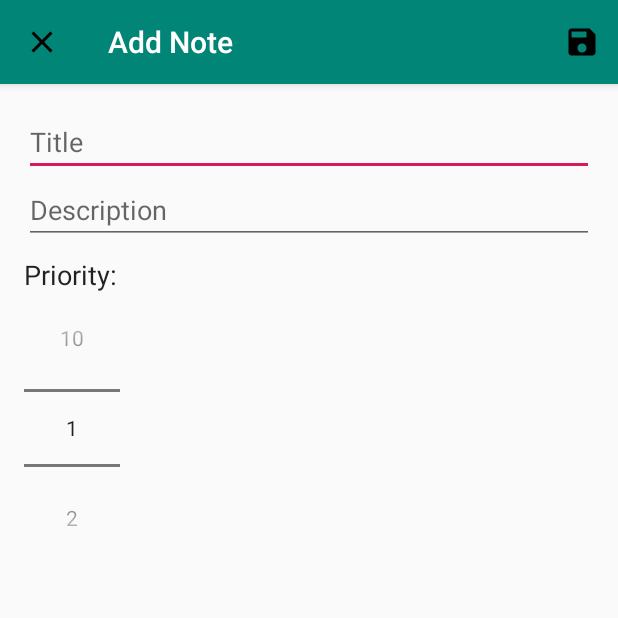
After one commit to Sarthak2601/The_Notes_App, an Android app: the AddNoteActivity screen opened directly, with no data from a screen before it, on a phone screen of 412 x 824 dp, the top half of it. The commit adds this screen. Run offline under Robolectric (Android 15) with nearby library versions, the phone set to English and light mode, and no system bars.

Commit message:
Add Notes.

```diff
--- a/app/build.gradle
+++ b/app/build.gradle
@@ -13,9 +13,9 @@ android {
         javaCompileOptions {
             annotationProcessorOptions {
                 arguments = [
-                        "room.schemaLocation":"$projectDir/schemas".toString(),
-                        "room.incremental":"true",
-                        "room.expandProjection":"true"]
+                        "room.schemaLocation"  : "$projectDir/schemas".toString(),
+                        "room.incremental"     : "true",
+                        "room.expandProjection": "true"]
             }
         }
 
--- a/app/src/main/AndroidManifest.xml
+++ b/app/src/main/AndroidManifest.xml
@@ -9,7 +9,10 @@
         android:roundIcon="@mipmap/ic_launcher_round"
         android:supportsRtl="true"
         android:theme="@style/AppTheme">
-        <activity android:name=".MainActivity">
+        <activity android:name=".AddNoteActivity"
+            android:parentActivityName=".MainActivity"></activity>
+        <activity android:name=".MainActivity"
+            android:launchMode="singleTop">
             <intent-filter>
                 <action android:name="android.intent.action.MAIN" />
 
--- /dev/null
+++ b/app/src/main/java/com/njack/architecturedemo/AddNoteActivity.java
@@ -0,0 +1,80 @@
+package com.njack.architecturedemo;
+
+import androidx.annotation.NonNull;
+import androidx.appcompat.app.AppCompatActivity;
+
+import android.content.Intent;
+import android.os.Bundle;
+import android.view.Menu;
+import android.view.MenuInflater;
+import android.view.MenuItem;
+import android.widget.EditText;
+import android.widget.NumberPicker;
+import android.widget.Toast;
+
+public class AddNoteActivity extends AppCompatActivity {
+
+    public static final String EXTRA_TITLE = "com.njack.architecturedemo.EXTRA_TITLE";
+    public static final String EXTRA_DESCRIPTION = "com.njack.architecturedemo.EXTRA_DESCRIPTION";
+    public static final String EXTRA_PRIORITY = "com.njack.architecturedemo.EXTRA_PRIORITY";
+
+    private EditText editTextTitle;
+    private EditText editTextDescription;
+    private NumberPicker numberPickerPriority;
+
+    @Override
+    protected void onCreate(Bundle savedInstanceState) {
+        super.onCreate(savedInstanceState);
+        setContentView(R.layout.activity_add_note);
+
+        editTextTitle = findViewById(R.id.edit_text_title);
+        editTextDescription = findViewById(R.id.edit_text_description);
+        numberPickerPriority = findViewById(R.id.number_picker_priority);
+
+        numberPickerPriority.setMinValue(1);
+        numberPickerPriority.setMaxValue(10);
+
+        getSupportActionBar().setHomeAsUpIndicator(R.drawable.ic_close);
+        setTitle("Add Note");
+    }
+
+    public void saveNote(){
+        String title = editTextTitle.getText().toString();
+        String description = editTextDescription.getText().toString();
+        int priority = numberPickerPriority.getValue();
+
+        if(title.trim().isEmpty() || description.trim().isEmpty()){
+            Toast.makeText(this, "Please enter a title and a description", Toast.LENGTH_SHORT).show();
+            return;
+        }
+        Intent data = new Intent();
+        data.putExtra(EXTRA_TITLE,title);
+        data.putExtra(EXTRA_DESCRIPTION,description);
+        data.putExtra(EXTRA_PRIORITY,priority);
+
+        setResult(RESULT_OK,data);
+        finish();
+
+    }
+
+    @Override
+    public boolean onCreateOptionsMenu(Menu menu) {
+
+        MenuInflater menuInflater = getMenuInflater();
+        menuInflater.inflate(R.menu.add_note_menu, menu);
+        return true;
+    }
+
+    @Override
+    public boolean onOptionsItemSelected(@NonNull MenuItem item) {
+
+        switch (item.getItemId()) {
+            case R.id.save_note:
+                saveNote();
+                return true;
+            default:
+                return super.onOptionsItemSelected(item);
+
+        }
+    }
+}
--- /dev/null
+++ b/app/src/main/res/drawable/ic_close.xml
@@ -0,0 +1,9 @@
+<vector xmlns:android="http://schemas.android.com/apk/res/android"
+        android:width="24dp"
+        android:height="24dp"
+        android:viewportWidth="24.0"
+        android:viewportHeight="24.0">
+    <path
+        android:fillColor="#FF000000"
+        android:pathData="M19,6.41L17.59,5 12,10.59 6.41,5 5,6.41 10.59,12 5,17.59 6.41,19 12,13.41 17.59,19 19,17.59 13.41,12z"/>
+</vector>
--- /dev/null
+++ b/app/src/main/res/drawable/ic_save.xml
@@ -0,0 +1,9 @@
+<vector xmlns:android="http://schemas.android.com/apk/res/android"
+        android:width="24dp"
+        android:height="24dp"
+        android:viewportWidth="24.0"
+        android:viewportHeight="24.0">
+    <path
+        android:fillColor="#FF000000"
+        android:pathData="M17,3L5,3c-1.11,0 -2,0.9 -2,2v14c0,1.1 0.89,2 2,2h14c1.1,0 2,-0.9 2,-2L21,7l-4,-4zM12,19c-1.66,0 -3,-1.34 -3,-3s1.34,-3 3,-3 3,1.34 3,3 -1.34,3 -3,3zM15,9L5,9L5,5h10v4z"/>
+</vector>
--- /dev/null
+++ b/app/src/main/res/layout/activity_add_note.xml
@@ -0,0 +1,37 @@
+<?xml version="1.0" encoding="utf-8"?>
+<LinearLayout xmlns:android="http://schemas.android.com/apk/res/android"
+    xmlns:app="http://schemas.android.com/apk/res-auto"
+    xmlns:tools="http://schemas.android.com/tools"
+    android:layout_width="match_parent"
+    android:layout_height="match_parent"
+    android:orientation="vertical"
+    android:padding="16dp"
+    tools:context=".AddNoteActivity">
+
+    <EditText
+        android:id="@+id/edit_text_title"
+        android:layout_width="match_parent"
+        android:layout_height="wrap_content"
+        android:hint="Title"
+        android:inputType="text" />
+
+    <EditText
+        android:id="@+id/edit_text_description"
+        android:layout_width="match_parent"
+        android:layout_height="wrap_content"
+        android:hint="Description"
+        android:inputType="textMultiLine" />
+
+    <TextView
+        android:layout_width="wrap_content"
+        android:layout_height="wrap_content"
+        android:layout_marginTop="8dp"
+        android:text="Priority:"
+        android:textAppearance="@android:style/TextAppearance.Medium" />
+
+    <NumberPicker
+        android:id="@+id/number_picker_priority"
+        android:layout_width="wrap_content"
+        android:layout_height="wrap_content" />
+
+</LinearLayout>
--- /dev/null
+++ b/app/src/main/res/menu/add_note_menu.xml
@@ -0,0 +1,8 @@
+<?xml version="1.0" encoding="utf-8"?>
+<menu xmlns:android="http://schemas.android.com/apk/res/android"
+    xmlns:app="http://schemas.android.com/apk/res-auto">
+    <item android:id="@+id/save_note"
+        android:icon="@drawable/ic_save"
+        android:title="Save"
+        app:showAsAction="ifRoom"/>
+</menu>
```
Also changed, not shown: app/src/main/java/com/njack/architecturedemo/MainActivity.java (+36 -0 lines), app/src/main/res/drawable/ic_add.xml (added, +9 -0 lines), app/src/main/res/layout/activity_main.xml (+8 -0 lines).
